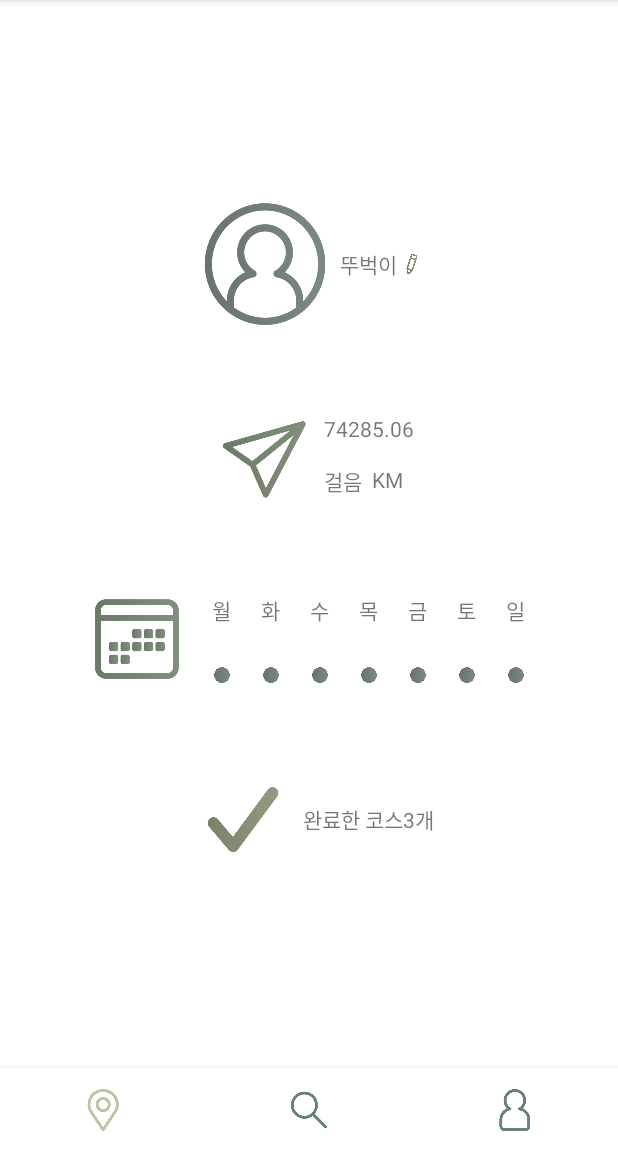
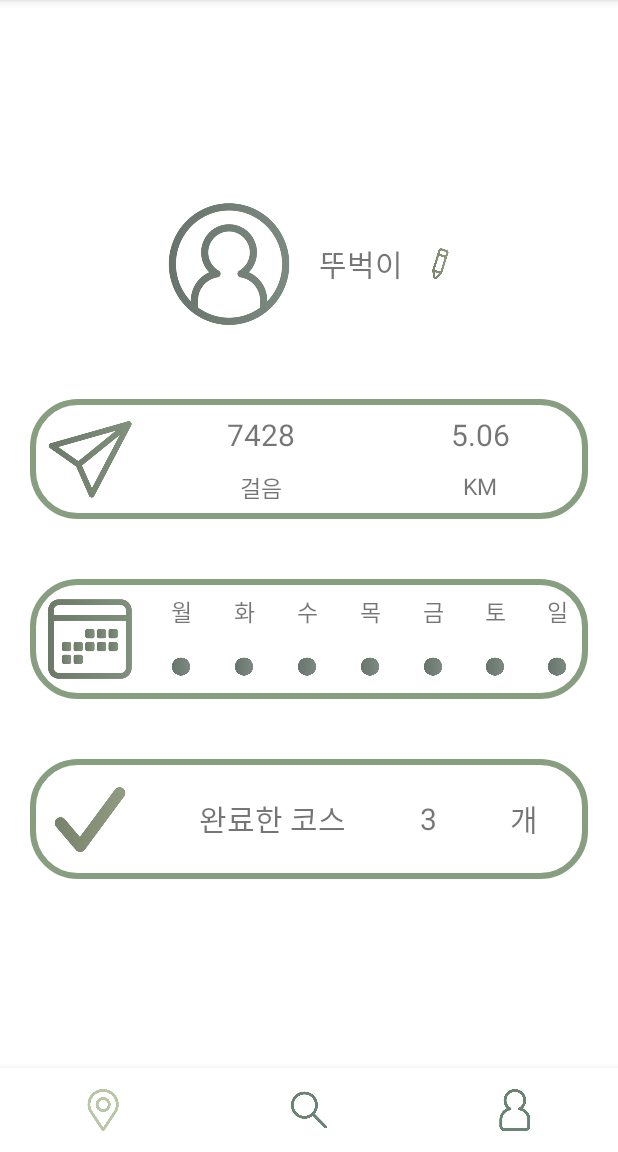
Before and after one commit to wowthing/android_ttubeok, an Android app: the fragment BottomFragment3 placed in its activity, on a phone screen of 412 x 824 dp, the part 84-1236 px from its top. Run offline under Robolectric (Android 15) with nearby library versions, the phone set to English and light mode, and no system bars; libraries missing offline, so code that uses them is left out: com.naver.maps; 3 statements that could not run were skipped.

Commit message:
마이페이지 디자인 수정

```diff
--- a/app/src/main/res/layout/fragment_bottom3.xml
+++ b/app/src/main/res/layout/fragment_bottom3.xml
@@ -25,11 +25,13 @@
             android:layout_width="wrap_content"
             android:layout_height="wrap_content"
             android:layout_gravity="center"
+            android:padding="10dp"
+            android:textSize="20dp"
             android:text="뚜벅이" />
 
         <ImageView
-            android:layout_width="20sp"
-            android:layout_height="20sp"
+            android:layout_width="30dp"
+            android:layout_height="30dp"
             android:src="@drawable/edit"
             android:layout_gravity="center"
             android:contentDescription="edit" />
@@ -37,10 +39,11 @@
     </GridLayout>
 
     <GridLayout
-        android:layout_width="wrap_content"
+        android:layout_width="match_parent"
         android:layout_height="wrap_content"
+        android:layout_gravity="fill_horizontal"
         android:layout_margin="20dp"
-        >
+        android:background="@drawable/login_btn">
 
         <ImageView
             android:layout_width="80dp"
@@ -50,46 +53,58 @@
             android:src="@drawable/notice" />
 
         <TextView
-            android:layout_width="match_parent"
+            android:layout_width="wrap_content"
             android:layout_height="match_parent"
             android:layout_row="0"
+            android:layout_rowWeight="1"
             android:layout_column="1"
-            android:layout_rowWeight="1"
+            android:layout_columnWeight="1"
             android:paddingTop="10dp"
+            android:layout_gravity="center_horizontal"
+            android:textSize="20dp"
             android:text="7428" />
 
         <TextView
-            android:layout_width="match_parent"
+            android:layout_width="wrap_content"
             android:layout_height="match_parent"
             android:layout_row="1"
+            android:layout_rowWeight="1"
+            android:layout_gravity="center_horizontal"
             android:layout_column="1"
-            android:layout_rowWeight="1"
+            android:textSize="15dp"
             android:text="걸음" />
 
         <TextView
-            android:layout_width="match_parent"
+            android:layout_width="wrap_content"
             android:layout_height="match_parent"
             android:layout_row="0"
+            android:layout_rowWeight="1"
+            android:layout_columnWeight="1"
+            android:layout_gravity="center_horizontal"
             android:layout_column="2"
-            android:layout_rowWeight="1"
             android:paddingTop="10dp"
+            android:textSize="20dp"
             android:text="5.06" />
 
         <TextView
-            android:layout_width="match_parent"
+            android:layout_width="wrap_content"
             android:layout_height="match_parent"
             android:layout_row="1"
+            android:layout_rowWeight="1"
+            android:layout_columnWeight="1"
+            android:layout_gravity="center_horizontal"
             android:layout_column="2"
-            android:layout_rowWeight="1"
+            android:textSize="15dp"
             android:text="KM" />
 
 
     </GridLayout>
 
     <GridLayout
-        android:layout_width="wrap_content"
+        android:layout_width="match_parent"
         android:layout_height="wrap_content"
-        android:layout_margin="20dp">
+        android:layout_margin="20dp"
+        android:background="@drawable/login_btn">
 
         <ImageView
             android:layout_width="80dp"
@@ -100,144 +115,180 @@
 
         <TextView
             android:layout_width="wrap_content"
-            android:layout_height="wrap_content"
+            android:layout_height="match_parent"
             android:layout_row="0"
             android:layout_column="1"
+            android:paddingTop="10dp"
+            android:textSize="15dp"
             android:layout_rowWeight="1"
-            android:padding="10dp"
+            android:layout_columnWeight="1"
+            android:layout_gravity="center_horizontal"
             android:text="월" />
 
         <ImageView
-            android:layout_width="25dp"
-            android:layout_height="25dp"
+            android:layout_width="20dp"
+            android:layout_height="20dp"
             android:src="@drawable/circle"
             android:layout_row="1"
             android:layout_column="1"
             android:layout_rowWeight="1"
-            android:paddingLeft="8dp"
+            android:layout_columnWeight="1"
+            android:layout_gravity="center_horizontal"
+            android:paddingBottom="10dp"
             android:contentDescription="circle"/>
 
         <TextView
             android:layout_width="wrap_content"
-            android:layout_height="wrap_content"
+            android:layout_height="match_parent"
             android:layout_row="0"
             android:layout_column="2"
+            android:paddingTop="10dp"
+            android:textSize="15dp"
             android:layout_rowWeight="1"
-            android:padding="10dp"
+            android:layout_columnWeight="1"
+            android:layout_gravity="center_horizontal"
             android:text="화" />
 
         <ImageView
-            android:layout_width="25dp"
-            android:layout_height="25dp"
+            android:layout_width="20dp"
+            android:layout_height="20dp"
             android:src="@drawable/circle"
             android:layout_row="1"
             android:layout_column="2"
             android:layout_rowWeight="1"
-            android:paddingLeft="8dp"
+            android:layout_columnWeight="1"
+            android:layout_gravity="center_horizontal"
+            android:paddingBottom="10dp"
             android:contentDescription="circle"/>
 
         <TextView
             android:layout_width="wrap_content"
-            android:layout_height="wrap_content"
+            android:layout_height="match_parent"
             android:layout_row="0"
             android:layout_column="3"
+            android:paddingTop="10dp"
+            android:textSize="15dp"
             android:layout_rowWeight="1"
-            android:padding="10dp"
+            android:layout_columnWeight="1"
+            android:layout_gravity="center_horizontal"
             android:text="수" />
 
         <ImageView
-            android:layout_width="25dp"
-            android:layout_height="25dp"
+            android:layout_width="20dp"
+            android:layout_height="20dp"
             android:src="@drawable/circle"
             android:layout_row="1"
             android:layout_column="3"
             android:layout_rowWeight="1"
-            android:paddingLeft="8dp"
+            android:layout_columnWeight="1"
+            android:layout_gravity="center_horizontal"
+            android:paddingBottom="10dp"
             android:contentDescription="circle"/>
 
         <TextView
             android:layout_width="wrap_content"
-            android:layout_height="wrap_content"
+            android:layout_height="match_parent"
             android:layout_row="0"
             android:layout_column="4"
+            android:paddingTop="10dp"
+            android:textSize="15dp"
             android:layout_rowWeight="1"
-            android:padding="10dp"
+            android:layout_columnWeight="1"
+            android:layout_gravity="center_horizontal"
             android:text="목" />
 
         <ImageView
-            android:layout_width="25dp"
-            android:layout_height="25dp"
+            android:layout_width="20dp"
+            android:layout_height="20dp"
             android:src="@drawable/circle"
             android:layout_row="1"
             android:layout_column="4"
             android:layout_rowWeight="1"
-            android:paddingLeft="8dp"
+            android:layout_columnWeight="1"
+            android:layout_gravity="center_horizontal"
+            android:paddingBottom="10dp"
             android:contentDescription="circle"/>
 
         <TextView
             android:layout_width="wrap_content"
-            android:layout_height="wrap_content"
+            android:layout_height="match_parent"
             android:layout_row="0"
             android:layout_column="5"
+            android:paddingTop="10dp"
+            android:textSize="15dp"
             android:layout_rowWeight="1"
-            android:padding="10dp"
+            android:layout_columnWeight="1"
+            android:layout_gravity="center_horizontal"
             android:text="금" />
 
         <ImageView
-            android:layout_width="25dp"
-            android:layout_height="25dp"
+            android:layout_width="20dp"
+            android:layout_height="20dp"
             android:src="@drawable/circle"
             android:layout_row="1"
             android:layout_column="5"
             android:layout_rowWeight="1"
-            android:paddingLeft="8dp"
+            android:layout_columnWeight="1"
+            android:layout_gravity="center_horizontal"
+            android:paddingBottom="10dp"
             android:contentDescription="circle"/>
 
         <TextView
             android:layout_width="wrap_content"
-            android:layout_height="wrap_content"
+            android:layout_height="match_parent"
             android:layout_row="0"
             android:layout_column="6"
+            android:paddingTop="10dp"
+            android:textSize="15dp"
             android:layout_rowWeight="1"
-            android:padding="10dp"
+            android:layout_columnWeight="1"
+            android:layout_gravity="center_horizontal"
             android:text="토" />
 
         <ImageView
-            android:layout_width="25dp"
-            android:layout_height="25dp"
+            android:layout_width="20dp"
+            android:layout_height="20dp"
             android:src="@drawable/circle"
             android:layout_row="1"
             android:layout_column="6"
             android:layout_rowWeight="1"
-            android:paddingLeft="8dp"
+            android:layout_columnWeight="1"
+            android:layout_gravity="center_horizontal"
+            android:paddingBottom="10dp"
             android:contentDescription="circle"/>
 
         <TextView
             android:layout_width="wrap_content"
-            android:layout_height="wrap_content"
+            android:layout_height="match_parent"
             android:layout_row="0"
             android:layout_column="7"
             android:layout_rowWeight="1"
-            android:padding="10dp"
+            android:paddingTop="10dp"
+            android:textSize="15dp"
+            android:layout_columnWeight="1"
+            android:layout_gravity="center_horizontal"
             android:text="일" />
 
         <ImageView
-            android:layout_width="25dp"
-            android:layout_height="25dp"
+            android:layout_width="20dp"
+            android:layout_height="20dp"
             android:src="@drawable/circle"
             android:layout_row="1"
             android:layout_column="7"
             android:layout_rowWeight="1"
-            android:paddingLeft="8dp"
+            android:layout_columnWeight="1"
+            android:layout_gravity="center_horizontal"
+            android:paddingBottom="10dp"
             android:contentDescription="circle"/>
 
 
     </GridLayout>
 
     <GridLayout
-        android:layout_width="wrap_content"
+        android:layout_width="match_parent"
         android:layout_height="wrap_content"
-        android:layout_margin="20dp">
+        android:layout_margin="20dp"
+        android:background="@drawable/login_btn">
 
         <ImageView
             android:layout_width="80dp"
@@ -250,7 +301,9 @@
             android:layout_height="wrap_content"
             android:layout_row="0"
             android:layout_column="1"
+            android:layout_columnWeight="1"
             android:layout_gravity="center"
+            android:textSize="20dp"
             android:text="완료한 코스" />
 
         <TextView
@@ -258,7 +311,9 @@
             android:layout_height="wrap_content"
             android:layout_row="0"
             android:layout_column="2"
+            android:layout_columnWeight="0.5"
             android:layout_gravity="center"
+            android:textSize="20dp"
             android:text="3" />
 
         <TextView
@@ -266,7 +321,9 @@
             android:layout_height="wrap_content"
             android:layout_row="0"
             android:layout_column="3"
+            android:layout_columnWeight="1"
             android:layout_gravity="center"
+            android:textSize="20dp"
             android:text="개" />
 
 
```
